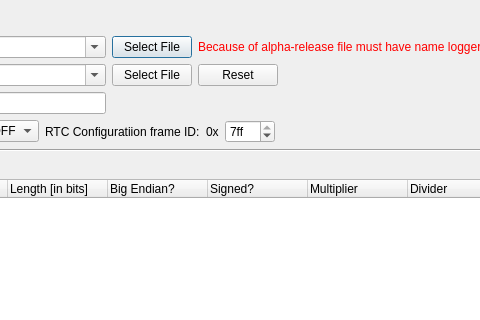
This is SW/DataLoggerPC/src/configure_logger_sd_dialog.ui in mkowalik/DataLogger_CAN_GPS_2018 as Qt 5 draws it before an edit; both pictures show x 304 to 784 and y 0 to 320 of the 917 by 899 pixel window. The edited form follows.
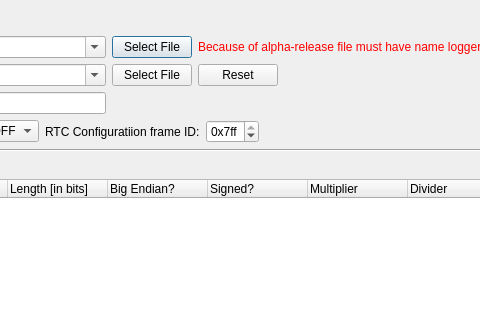
This is the edited form.

Commit message: [SW] Bugfixes in the user interface. Added [byte.bit] box into signal definition widget. Bugfixed writing configuration to .aghconf file: added writing RTCConfigurationFrameID, frame expected DLC, frame signals number. Using FrameSignalVariant = std::variant<const ConfigFrame*, const ConfigSignal*> to hold Signal or Frame reference in ConfigTrigger class. Bugfixed changing raw/symbolic value in TriggerDialog class.

```diff
--- a/SW/DataLoggerPC/src/configure_logger_sd_dialog.ui
+++ b/SW/DataLoggerPC/src/configure_logger_sd_dialog.ui
@@ -258,15 +258,6 @@
           </widget>
          </item>
          <item>
-          <layout class="QHBoxLayout" name="horizontalLayout_6">
-           <item>
-            <widget class="QLabel" name="x_label">
-             <property name="text">
-              <string>0x</string>
-             </property>
-            </widget>
-           </item>
-           <item>
             <widget class="QSpinBox" name="rtcConfigFrameID_spinBox">
              <property name="minimumSize">
               <size>
@@ -277,6 +268,9 @@
              <property name="keyboardTracking">
               <bool>false</bool>
              </property>
+           <property name="prefix">
+            <string>0x</string>
+           </property>
              <property name="maximum">
               <number>2047</number>
              </property>
@@ -287,8 +281,6 @@
               <number>16</number>
              </property>
             </widget>
-           </item>
-          </layout>
          </item>
         </layout>
        </item>
```
Left out of the diff: 6 changed lines with no effect on the pictures. Lines whose indentation alone changed are shown as unchanged. The commit also changes 21 other files.
